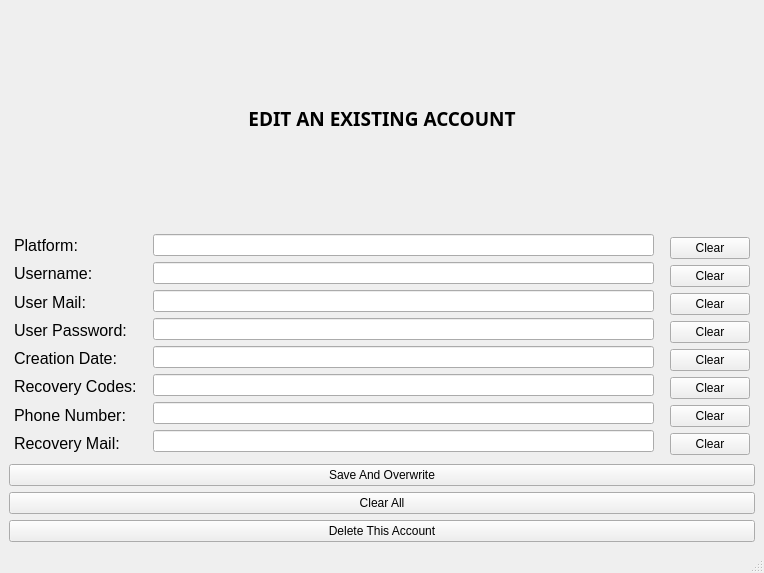
Qt form editaccForm.ui (TasarrufluFare/AccountStorageApp) before a commit.
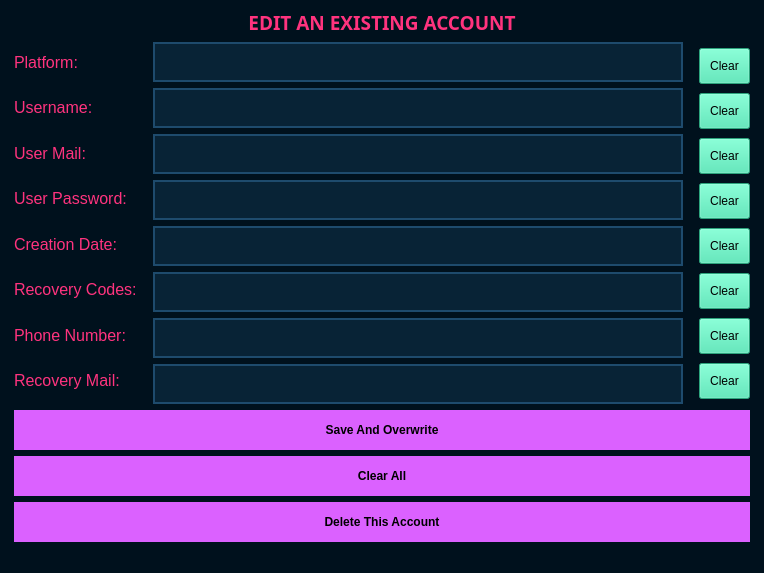
The same form after that commit. Icons and pictures are not drawn.

Patch:
```diff
--- a/editaccForm.ui
+++ b/editaccForm.ui
@@ -32,6 +32,16 @@
   <property name="autoFillBackground">
    <bool>false</bool>
   </property>
+  <property name="styleSheet">
+   <string notr="true">QWidget
+{
+	background-color: #00111d;
+	color: #000000;
+	border-color: #000000;
+
+}
+</string>
+  </property>
   <widget class="QWidget" name="centralwidget">
    <layout class="QGridLayout" name="gridLayout_2">
     <item row="0" column="0" colspan="3">
@@ -52,6 +62,15 @@
           <bold>true</bold>
          </font>
         </property>
+        <property name="styleSheet">
+         <string notr="true">QLabel
+{
+	background-color: #00111d;
+	color: #FF337E;
+	border-color: #000000;
+
+}</string>
+        </property>
         <property name="text">
          <string>EDIT AN EXISTING ACCOUNT</string>
         </property>
@@ -93,6 +112,15 @@
           <pointsize>12</pointsize>
          </font>
         </property>
+        <property name="styleSheet">
+         <string notr="true">QLabel
+{
+	background-color: #00111d;
+	color: #FF337E;
+	border-color: #000000;
+
+}</string>
+        </property>
         <property name="text">
          <string>Platform:</string>
         </property>
@@ -106,6 +134,15 @@
           <pointsize>12</pointsize>
          </font>
         </property>
+        <property name="styleSheet">
+         <string notr="true">QLabel
+{
+	background-color: #00111d;
+	color: #FF337E;
+	border-color: #000000;
+
+}</string>
+        </property>
         <property name="text">
          <string>Username:</string>
         </property>
@@ -119,6 +156,15 @@
           <pointsize>12</pointsize>
          </font>
         </property>
+        <property name="styleSheet">
+         <string notr="true">QLabel
+{
+	background-color: #00111d;
+	color: #FF337E;
+	border-color: #000000;
+
+}</string>
+        </property>
         <property name="text">
          <string>User Mail:</string>
         </property>
@@ -132,6 +178,15 @@
           <pointsize>12</pointsize>
          </font>
         </property>
+        <property name="styleSheet">
+         <string notr="true">QLabel
+{
+	background-color: #00111d;
+	color: #FF337E;
+	border-color: #000000;
+
+}</string>
+        </property>
         <property name="text">
          <string>User Password:</string>
         </property>
@@ -145,6 +200,15 @@
           <pointsize>12</pointsize>
          </font>
         </property>
+        <property name="styleSheet">
+         <string notr="true">QLabel
+{
+	background-color: #00111d;
+	color: #FF337E;
+	border-color: #000000;
+
+}</string>
+        </property>
         <property name="text">
          <string>Creation Date:</string>
         </property>
@@ -158,6 +222,15 @@
           <pointsize>12</pointsize>
          </font>
         </property>
+        <property name="styleSheet">
+         <string notr="true">QLabel
+{
+	background-color: #00111d;
+	color: #FF337E;
+	border-color: #000000;
+
+}</string>
+        </property>
         <property name="text">
          <string>Recovery Codes:</string>
         </property>
@@ -171,6 +244,15 @@
           <pointsize>12</pointsize>
          </font>
         </property>
+        <property name="styleSheet">
+         <string notr="true">QLabel
+{
+	background-color: #00111d;
+	color: #FF337E;
+	border-color: #000000;
+
+}</string>
+        </property>
         <property name="text">
          <string>Phone Number:</string>
         </property>
@@ -184,6 +266,15 @@
           <pointsize>12</pointsize>
          </font>
         </property>
+        <property name="styleSheet">
+         <string notr="true">QLabel
+{
+	background-color: #00111d;
+	color: #FF337E;
+	border-color: #000000;
+
+}</string>
+        </property>
         <property name="text">
          <string>Recovery Mail:</string>
         </property>
@@ -206,28 +297,324 @@
        <number>0</number>
       </property>
       <item>
-       <widget class="QLineEdit" name="platform_lineedit"/>
+       <widget class="QLineEdit" name="platform_lineedit">
+        <property name="styleSheet">
+         <string notr="true">QLineEdit
+{
+	background-color: #082336;
+	color: #3e93ff;
+	border-style: solid;
+	border-width: 2px;
+	border-color: #1e4b6d;
+	padding: 10px
+
+}
+
+
+QLineEdit::hover
+{
+	background-color: #082336;
+	color: #3e93ca;
+	border-style: solid;
+	border-width: 2px;
+	border-color: #ff1066;
+	padding: 10px;
+
+}
+
+
+QLineEdit::focus
+{
+	
+	color: #3e93ca;
+	border-style: solid;
+	border-width: 2px;
+	border-color: #ff1066;
+	padding: 10px;
+
+}</string>
+        </property>
+       </widget>
       </item>
       <item>
-       <widget class="QLineEdit" name="username_lineedit"/>
+       <widget class="QLineEdit" name="username_lineedit">
+        <property name="styleSheet">
+         <string notr="true">QLineEdit
+{
+	background-color: #082336;
+	color: #3e93ff;
+	border-style: solid;
+	border-width: 2px;
+	border-color: #1e4b6d;
+	padding: 10px
+
+}
+
+
+QLineEdit::hover
+{
+	background-color: #082336;
+	color: #3e93ca;
+	border-style: solid;
+	border-width: 2px;
+	border-color: #ff1066;
+	padding: 10px;
+
+}
+
+
+QLineEdit::focus
+{
+	
+	color: #3e93ca;
+	border-style: solid;
+	border-width: 2px;
+	border-color: #ff1066;
+	padding: 10px;
+
+}</string>
+        </property>
+       </widget>
       </item>
       <item>
-       <widget class="QLineEdit" name="usermail_lineedit"/>
+       <widget class="QLineEdit" name="usermail_lineedit">
+        <property name="styleSheet">
+         <string notr="true">QLineEdit
+{
+	background-color: #082336;
+	color: #3e93ff;
+	border-style: solid;
+	border-width: 2px;
+	border-color: #1e4b6d;
+	padding: 10px
+
+}
+
+
+QLineEdit::hover
+{
+	background-color: #082336;
+	color: #3e93ca;
+	border-style: solid;
+	border-width: 2px;
+	border-color: #ff1066;
+	padding: 10px;
+
+}
+
+
+QLineEdit::focus
+{
+	
+	color: #3e93ca;
+	border-style: solid;
+	border-width: 2px;
+	border-color: #ff1066;
+	padding: 10px;
+
+}</string>
+        </property>
+       </widget>
       </item>
       <item>
-       <widget class="QLineEdit" name="userpassword_lineedit"/>
+       <widget class="QLineEdit" name="userpassword_lineedit">
+        <property name="styleSheet">
+         <string notr="true">QLineEdit
+{
+	background-color: #082336;
+	color: #3e93ff;
+	border-style: solid;
+	border-width: 2px;
+	border-color: #1e4b6d;
+	padding: 10px
+
+}
+
+
+QLineEdit::hover
+{
+	background-color: #082336;
+	color: #3e93ca;
+	border-style: solid;
+	border-width: 2px;
+	border-color: #ff1066;
+	padding: 10px;
+
+}
+
+
+QLineEdit::focus
+{
+	
+	color: #3e93ca;
+	border-style: solid;
+	border-width: 2px;
+	border-color: #ff1066;
+	padding: 10px;
+
+}</string>
+        </property>
+       </widget>
       </item>
       <item>
-       <widget class="QLineEdit" name="creationdate_lineedit"/>
+       <widget class="QLineEdit" name="creationdate_lineedit">
+        <property name="styleSheet">
+         <string notr="true">QLineEdit
+{
+	background-color: #082336;
+	color: #3e93ff;
+	border-style: solid;
+	border-width: 2px;
+	border-color: #1e4b6d;
+	padding: 10px
+
+}
+
+
+QLineEdit::hover
+{
+	background-color: #082336;
+	color: #3e93ca;
+	border-style: solid;
+	border-width: 2px;
+	border-color: #ff1066;
+	padding: 10px;
+
+}
+
+
+QLineEdit::focus
+{
+	
+	color: #3e93ca;
+	border-style: solid;
+	border-width: 2px;
+	border-color: #ff1066;
+	padding: 10px;
+
+}</string>
+        </property>
+       </widget>
       </item>
       <item>
-       <widget class="QLineEdit" name="recoverycodes_lineedit"/>
+       <widget class="QLineEdit" name="recoverycodes_lineedit">
+        <property name="styleSheet">
+         <string notr="true">QLineEdit
+{
+	background-color: #082336;
+	color: #3e93ff;
+	border-style: solid;
+	border-width: 2px;
+	border-color: #1e4b6d;
+	padding: 10px
+
+}
+
+
+QLineEdit::hover
+{
+	background-color: #082336;
+	color: #3e93ca;
+	border-style: solid;
+	border-width: 2px;
+	border-color: #ff1066;
+	padding: 10px;
+
+}
+
+
+QLineEdit::focus
+{
+	
+	color: #3e93ca;
+	border-style: solid;
+	border-width: 2px;
+	border-color: #ff1066;
+	padding: 10px;
+
+}</string>
+        </property>
+       </widget>
       </item>
       <item>
-       <widget class="QLineEdit" name="phonenumber_lineedit"/>
+       <widget class="QLineEdit" name="phonenumber_lineedit">
+        <property name="styleSheet">
+         <string notr="true">QLineEdit
+{
+	background-color: #082336;
+	color: #3e93ff;
+	border-style: solid;
+	border-width: 2px;
+	border-color: #1e4b6d;
+	padding: 10px
+
+}
+
+
+QLineEdit::hover
+{
+	background-color: #082336;
+	color: #3e93ca;
+	border-style: solid;
+	border-width: 2px;
+	border-color: #ff1066;
+	padding: 10px;
+
+}
+
+
+QLineEdit::focus
+{
+	
+	color: #3e93ca;
+	border-style: solid;
+	border-width: 2px;
+	border-color: #ff1066;
+	padding: 10px;
+
+}</string>
+        </property>
+       </widget>
       </item>
       <item>
-       <widget class="QLineEdit" name="recoverymail_lineedit"/>
+       <widget class="QLineEdit" name="recoverymail_lineedit">
+        <property name="styleSheet">
+         <string notr="true">QLineEdit
+{
+	background-color: #082336;
+	color: #3e93ff;
+	border-style: solid;
+	border-width: 2px;
+	border-color: #1e4b6d;
+	padding: 10px
+
+}
+
+
+QLineEdit::hover
+{
+	background-color: #082336;
+	color: #3e93ca;
+	border-style: solid;
+	border-width: 2px;
+	border-color: #ff1066;
+	padding: 10px;
+
+}
+
+
+QLineEdit::focus
+{
+	
+	color: #3e93ca;
+	border-style: solid;
+	border-width: 2px;
+	border-color: #ff1066;
+	padding: 10px;
+
+}</string>
+        </property>
+       </widget>
       </item>
      </layout>
     </item>
@@ -243,10 +630,45 @@
        <number>5</number>
       </property>
       <property name="bottomMargin">
-       <number>3</number>
+       <number>0</number>
       </property>
       <item>
        <widget class="QPushButton" name="clearPlatform_button">
+        <property name="styleSheet">
+         <string notr="true">QPushButton
+{
+	background-color: #3de6af;
+	color: #000000;
+	border-color: #000000;
+	padding: 10px;
+
+
+}
+
+
+QPushButton::hover
+{
+	background-color: #3dffaf;
+	color: #000000;
+	border-style: solid;
+	border-color: #000000;
+
+
+}
+
+
+QPushButton::pressed
+{
+	background-color: #3dc8af;
+	color: #000000;
+	border-style: solid;
+	border-color: #000000;
+
+
+
+}
+</string>
+        </property>
         <property name="text">
          <string>Clear</string>
         </property>
@@ -258,6 +680,41 @@
       </item>
       <item>
        <widget class="QPushButton" name="clearUsername_button">
+        <property name="styleSheet">
+         <string notr="true">QPushButton
+{
+	background-color: #3de6af;
+	color: #000000;
+	border-color: #000000;
+	padding: 10px;
+
+
+}
+
+
+QPushButton::hover
+{
+	background-color: #3dffaf;
+	color: #000000;
+	border-style: solid;
+	border-color: #000000;
+
+
+}
+
+
+QPushButton::pressed
+{
+	background-color: #3dc8af;
+	color: #000000;
+	border-style: solid;
+	border-color: #000000;
+
+
+
+}
+</string>
+        </property>
         <property name="text">
          <string>Clear</string>
         </property>
@@ -269,6 +726,41 @@
       </item>
       <item>
        <widget class="QPushButton" name="clearMail_button">
+        <property name="styleSheet">
+         <string notr="true">QPushButton
+{
+	background-color: #3de6af;
+	color: #000000;
+	border-color: #000000;
+	padding: 10px;
+
+
+}
+
+
+QPushButton::hover
+{
+	background-color: #3dffaf;
+	color: #000000;
+	border-style: solid;
+	border-color: #000000;
+
+
+}
+
+
+QPushButton::pressed
+{
+	background-color: #3dc8af;
+	color: #000000;
+	border-style: solid;
+	border-color: #000000;
+
+
+
+}
+</string>
+        </property>
         <property name="text">
          <string>Clear</string>
         </property>
@@ -280,6 +772,44 @@
       </item>
       <item>
        <widget class="QPushButton" name="clearPassword_button">
+        <property name="autoFillBackground">
+         <bool>false</bool>
+        </property>
+        <property name="styleSheet">
+         <string notr="true">QPushButton
+{
+	background-color: #3de6af;
+	color: #000000;
+	border-color: #000000;
+	padding: 10px;
+
+
+}
+
+
+QPushButton::hover
+{
+	background-color: #3dffaf;
+	color: #000000;
+	border-style: solid;
+	border-color: #000000;
+
+
+}
+
+
+QPushButton::pressed
+{
+	background-color: #3dc8af;
+	color: #000000;
+	border-style: solid;
+	border-color: #000000;
+
+
+
+}
+</string>
+        </property>
         <property name="text">
          <string>Clear</string>
         </property>
@@ -291,6 +821,41 @@
       </item>
       <item>
        <widget class="QPushButton" name="clearCreationDate_button">
+        <property name="styleSheet">
+         <string notr="true">QPushButton
+{
+	background-color: #3de6af;
+	color: #000000;
+	border-color: #000000;
+	padding: 10px;
+
+
+}
+
+
+QPushButton::hover
+{
+	background-color: #3dffaf;
+	color: #000000;
+	border-style: solid;
+	border-color: #000000;
+
+
+}
+
+
+QPushButton::pressed
+{
+	background-color: #3dc8af;
+	color: #000000;
+	border-style: solid;
+	border-color: #000000;
+
+
+
+}
+</string>
+        </property>
         <property name="text">
          <string>Clear</string>
         </property>
@@ -302,6 +867,41 @@
       </item>
       <item>
        <widget class="QPushButton" name="clearRecoveryCodes_button">
+        <property name="styleSheet">
+         <string notr="true">QPushButton
+{
+	background-color: #3de6af;
+	color: #000000;
+	border-color: #000000;
+	padding: 10px;
+
+
+}
+
+
+QPushButton::hover
+{
+	background-color: #3dffaf;
+	color: #000000;
+	border-style: solid;
+	border-color: #000000;
+
+
+}
+
+
+QPushButton::pressed
+{
+	background-color: #3dc8af;
+	color: #000000;
+	border-style: solid;
+	border-color: #000000;
+
+
+
+}
+</string>
+        </property>
         <property name="text">
          <string>Clear</string>
         </property>
@@ -313,6 +913,41 @@
       </item>
       <item>
        <widget class="QPushButton" name="clearPhone_button">
+        <property name="styleSheet">
+         <string notr="true">QPushButton
+{
+	background-color: #3de6af;
+	color: #000000;
+	border-color: #000000;
+	padding: 10px;
+
+
+}
+
+
+QPushButton::hover
+{
+	background-color: #3dffaf;
+	color: #000000;
+	border-style: solid;
+	border-color: #000000;
+
+
+}
+
+
+QPushButton::pressed
+{
+	background-color: #3dc8af;
+	color: #000000;
+	border-style: solid;
+	border-color: #000000;
+
+
+
+}
+</string>
+        </property>
         <property name="text">
          <string>Clear</string>
         </property>
@@ -324,6 +959,41 @@
       </item>
       <item>
        <widget class="QPushButton" name="clearRecoveryMail_button">
+        <property name="styleSheet">
+         <string notr="true">QPushButton
+{
+	background-color: #3de6af;
+	color: #000000;
+	border-color: #000000;
+	padding: 10px;
+
+
+}
+
+
+QPushButton::hover
+{
+	background-color: #3dffaf;
+	color: #000000;
+	border-style: solid;
+	border-color: #000000;
+
+
+}
+
+
+QPushButton::pressed
+{
+	background-color: #3dc8af;
+	color: #000000;
+	border-style: solid;
+	border-color: #000000;
+
+
+
+}
+</string>
+        </property>
         <property name="text">
          <string>Clear</string>
         </property>
@@ -337,8 +1007,51 @@
     </item>
     <item row="2" column="0" colspan="3">
      <layout class="QVBoxLayout" name="verticalLayout_5">
+      <property name="leftMargin">
+       <number>5</number>
+      </property>
+      <property name="rightMargin">
+       <number>5</number>
+      </property>
       <item>
        <widget class="QPushButton" name="OverwriteAccount_button">
+        <property name="styleSheet">
+         <string notr="true">QPushButton
+{
+	background-color: #DB61FF;
+	color: #000000;
+	border-style: solid;
+	border-color: #000000;
+	font-weight : bold;
+	padding: 13px;
+
+}
+
+
+QPushButton::hover
+{
+	background-color: #3dffaf;
+	color: #000000;
+	border-style: solid;
+	border-color: #000000;
+	font-weight : bold;
+	padding: 13px;
+
+}
+
+
+QPushButton::pressed
+{
+	background-color: #3dc8af;
+	color: #000000;
+	border-style: solid;
+	border-color: #000000;
+	font-weight : bold;
+	padding: 13px;
+
+}
+</string>
+        </property>
         <property name="text">
          <string>Save And Overwrite</string>
         </property>
@@ -350,6 +1063,43 @@
       </item>
       <item>
        <widget class="QPushButton" name="clearall_button">
+        <property name="styleSheet">
+         <string notr="true">QPushButton
+{
+	background-color: #DB61FF;
+	color: #000000;
+	border-style: solid;
+	border-color: #000000;
+	font-weight : bold;
+	padding: 13px;
+
+}
+
+
+QPushButton::hover
+{
+	background-color: #3dffaf;
+	color: #000000;
+	border-style: solid;
+	border-color: #000000;
+	font-weight : bold;
+	padding: 13px;
+
+}
+
+
+QPushButton::pressed
+{
+	background-color: #3dc8af;
+	color: #000000;
+	border-style: solid;
+	border-color: #000000;
+	font-weight : bold;
+	padding: 13px;
+
+}
+</string>
+        </property>
         <property name="text">
          <string>Clear All</string>
         </property>
@@ -361,6 +1111,43 @@
       </item>
       <item>
        <widget class="QPushButton" name="delete_acc_button">
+        <property name="styleSheet">
+         <string notr="true">QPushButton
+{
+	background-color: #DB61FF;
+	color: #000000;
+	border-style: solid;
+	border-color: #000000;
+	font-weight : bold;
+	padding: 13px;
+
+}
+
+
+QPushButton::hover
+{
+	background-color: #3dffaf;
+	color: #000000;
+	border-style: solid;
+	border-color: #000000;
+	font-weight : bold;
+	padding: 13px;
+
+}
+
+
+QPushButton::pressed
+{
+	background-color: #3dc8af;
+	color: #000000;
+	border-style: solid;
+	border-color: #000000;
+	font-weight : bold;
+	padding: 13px;
+
+}
+</string>
+        </property>
         <property name="text">
          <string>Delete This Account</string>
         </property>
```
